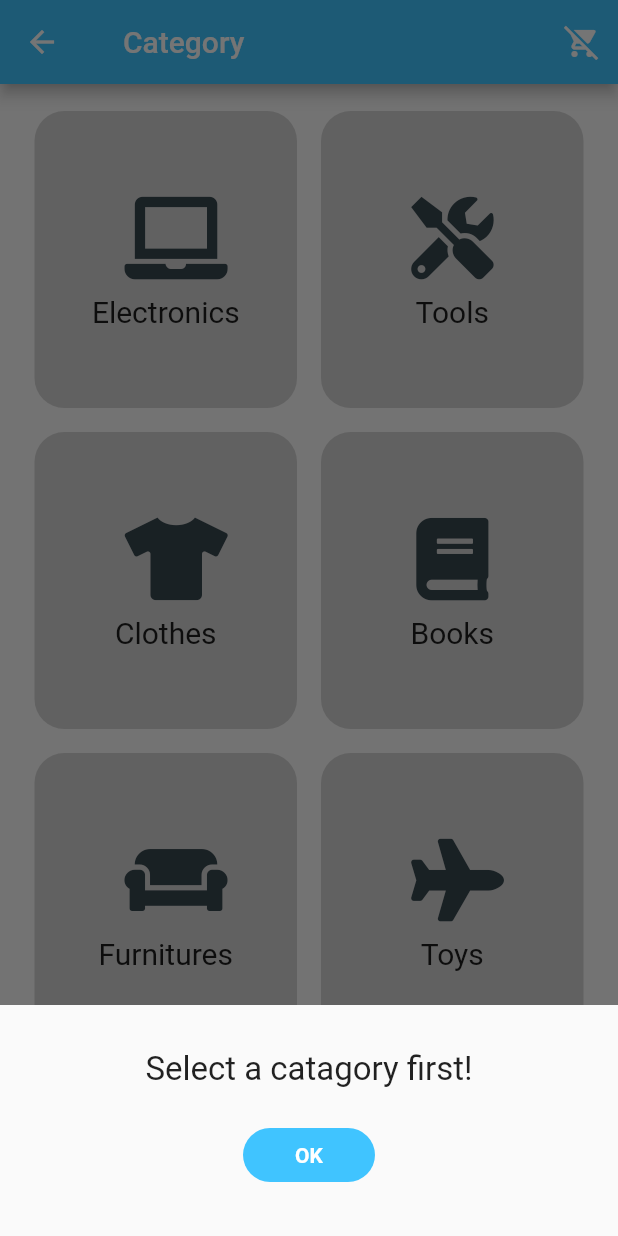
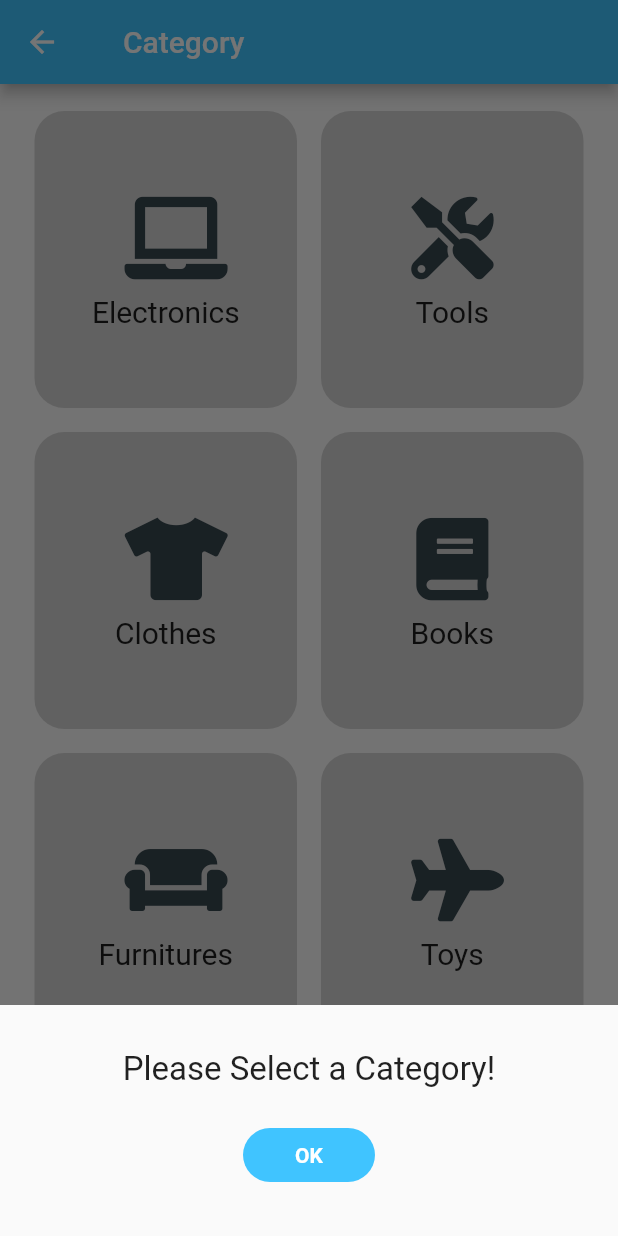
Before and after one commit to MengZhou122/Hyper-Garage-Sale, a Flutter app: the CategoryScreen screen opened by its route, after a tap on "Go Treasure Hunt", on a phone screen of 412 x 824 dp. Run offline on Flutter 3.47's test engine with Material 2 defaults, Android fonts, the phone set to English and light mode, and no system bars; our stand-ins replace camera, cloud_firestore, firebase_auth, firebase_storage, font_awesome_flutter, location and 1 more; missing offline and left inert: geocoder; accounts and stored records are empty.

```diff
--- a/lib/components/text_card.dart
+++ b/lib/components/text_card.dart
@@ -21,7 +21,9 @@ class TextCard extends StatelessWidget {
     return TextField(
       showCursor: true,
       autofocus: true,
-      keyboardType: numberKeyboard ? TextInputType.number : TextInputType.text,
+      keyboardType: numberKeyboard
+          ? TextInputType.numberWithOptions(decimal: true)
+          : TextInputType.text,
       minLines: description ? 1 : 1,
       maxLines: description ? 10 : 1,
       onChanged: textIn,
--- a/lib/main.dart
+++ b/lib/main.dart
@@ -3,6 +3,7 @@ import 'package:hypergaragesale/screens/camera_screen.dart';
 import 'package:hypergaragesale/screens/category_screen.dart';
 import 'package:hypergaragesale/screens/item_list_screen.dart';
 import 'package:hypergaragesale/screens/login_screen.dart';
+import 'package:hypergaragesale/screens/picture_preview.dart';
 import 'package:hypergaragesale/screens/post_screen.dart';
 import 'package:hypergaragesale/screens/registration_screen.dart';
 import 'package:hypergaragesale/screens/welcome_screen.dart';
@@ -13,7 +14,7 @@ class HyperGS extends StatelessWidget {
   @override
   Widget build(BuildContext context) {
     return MaterialApp(
-      initialRoute: PostScreen.id, //CategoryScreen.id,
+      initialRoute: LoginScreen.id, //CategoryScreen.id,
       routes: {
         WelcomeScreen.id: (context) => WelcomeScreen(),
         LoginScreen.id: (context) => LoginScreen(),
@@ -26,6 +27,7 @@ class HyperGS extends StatelessWidget {
         ItemListScreen.id: (context) => ItemListScreen(),
         //delete after complete
         CameraScreen.id: (context) => CameraScreen(),
+        PicturePreviewScreen.id: (context) => PicturePreviewScreen(),
       },
     );
   }
--- a/lib/screens/category_screen.dart
+++ b/lib/screens/category_screen.dart
@@ -24,18 +24,10 @@ class _CategoryScreenState extends State<CategoryScreen> {
         leading: null,
         backgroundColor: Colors.lightBlueAccent,
         title: Text('  Category'),
-        actions: <Widget>[
-          IconButton(
-              icon: Icon(Icons.remove_shopping_cart),
-              onPressed: () {
-                //_auth.signOut();
-                Navigator.pop(context);
-              }),
-        ],
       ),
       body: SafeArea(
         child: Padding(
-          padding: const EdgeInsets.symmetric(vertical: 10.0, horizontal: 15.0),
+          padding: EdgeInsets.symmetric(vertical: 10.0, horizontal: 15.0),
           child: Column(
             children: [
               Expanded(
@@ -182,7 +174,7 @@ void noCategoryNotification(context) {
       child: Column(
         children: <Widget>[
           Text(
-            'Select a catagory first!',
+            'Please Select a Category!',
             style: TextStyle(fontSize: 22.0),
           ),
           SizedBox(
--- a/lib/screens/login_screen.dart
+++ b/lib/screens/login_screen.dart
@@ -106,7 +106,7 @@ class _LoginScreenState extends State<LoginScreen> {
                                     ),
                                     Text(
                                       'Incorrect username or password',
-                                      style: TextStyle(fontSize: 22.0),
+                                      style: TextStyle(fontSize: 20.0),
                                     ),
                                     SizedBox(
                                       height: 20.0,
--- a/lib/screens/picture_preview.dart
+++ b/lib/screens/picture_preview.dart
@@ -1,5 +1,6 @@
 import 'package:camera/camera.dart';
 import 'package:flutter/material.dart';
+import 'package:hypergaragesale/screens/post_screen.dart';
 
 class PicturePreviewScreen extends StatelessWidget {
   static String id = "picture";
@@ -31,6 +32,7 @@ class PicturePreviewScreen extends StatelessWidget {
                     onPressed: () async {
                       final cameras = await availableCameras();
                       final firstCamera = cameras.first;
+
 //                      Navigator.push(
 //                        context,
 //                        MaterialPageRoute(
@@ -55,7 +57,8 @@ class PicturePreviewScreen extends StatelessWidget {
                       borderRadius: BorderRadius.circular(25.0),
                     ),
                     onPressed: () {
-                      Navigator.pop(context);
+                      Navigator.of(context)
+                          .popUntil(ModalRoute.withName(PostScreen.id));
                     },
                     textColor: Colors.white,
                     child: Text(
--- a/lib/screens/welcome_screen.dart
+++ b/lib/screens/welcome_screen.dart
@@ -71,7 +71,7 @@ class _WelcomeScreenState extends State<WelcomeScreen>
             ),
             RoundedButton(
               color: Colors.lightBlueAccent,
-              title: 'I am a member',
+              title: 'I Am A Member',
               onPressed: () {
                 Navigator.pushNamed(context, LoginScreen.id);
               },
@@ -81,7 +81,7 @@ class _WelcomeScreenState extends State<WelcomeScreen>
             ),
             RoundedButton(
               color: Colors.blueAccent,
-              title: 'Not a member yet',
+              title: 'Become A Member',
               onPressed: () {
                 Navigator.pushNamed(context, RegistrationScreen.id);
               },
```
Also changed, not shown: lib/screens/camera_screen.dart (+6 -10 lines).
